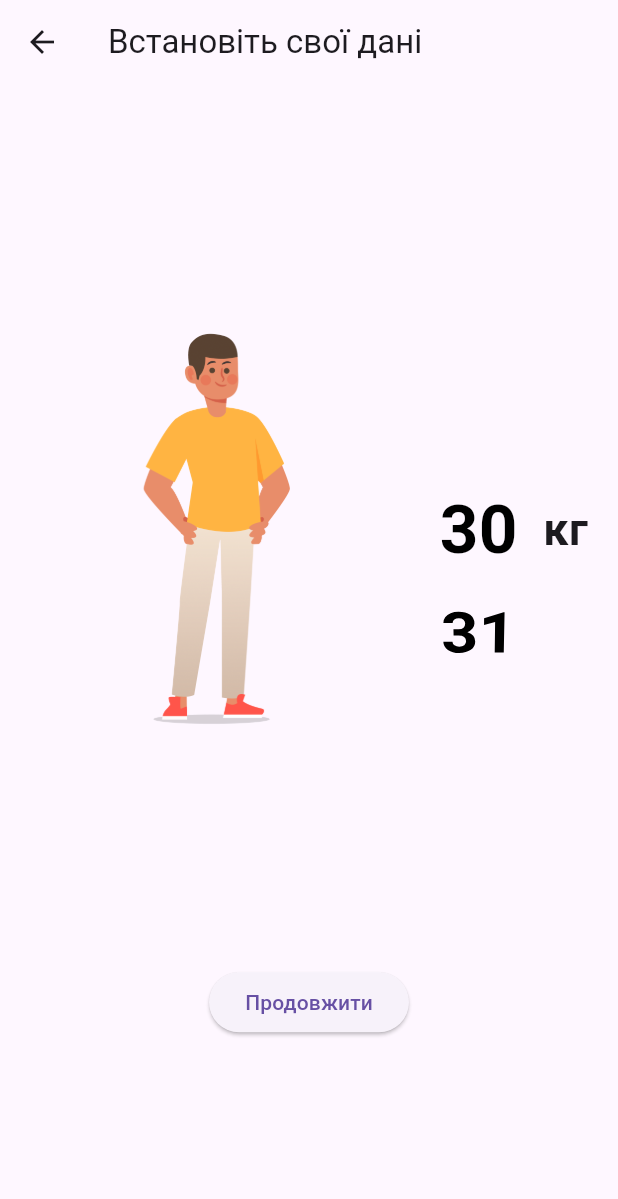
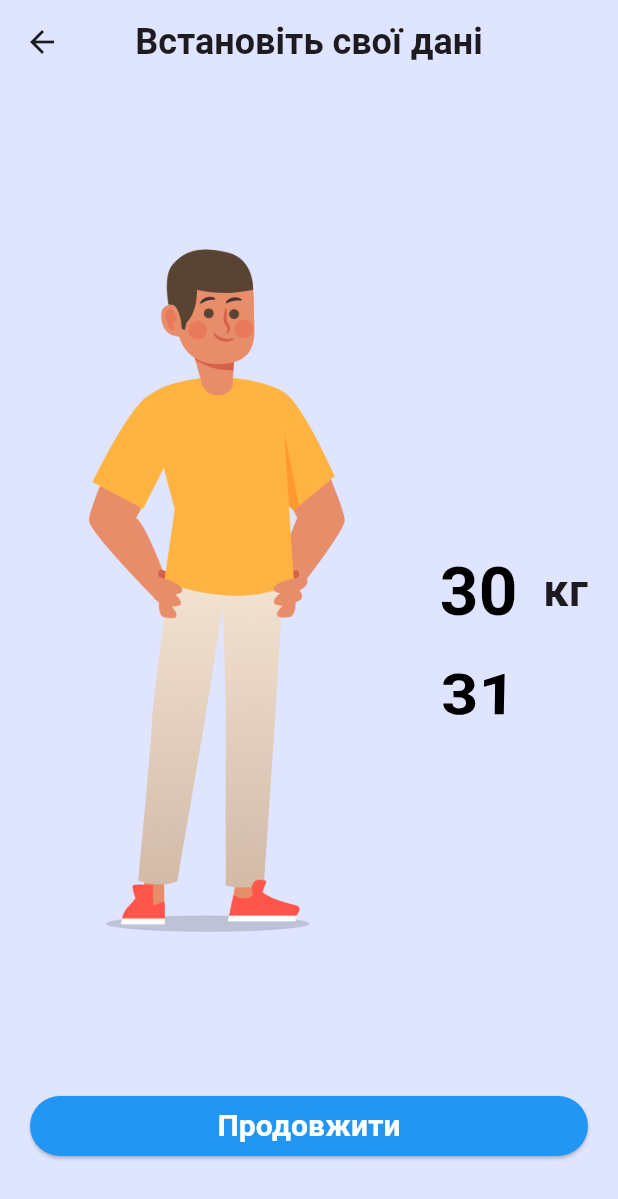
Before and after one commit to ocheresh/DrinkUp, a Flutter app: the UserInfoScreen screen opened by its route, on a phone screen of 412 x 824 dp. Shown: the top 1199 px of the screen. Run offline on Flutter 3.47's test engine with Material 3 defaults, Android fonts, the phone set to English and light mode, and no system bars; our stand-ins replace flutter_riverpod, introduction_screen, shared_preferences; missing offline and left inert: wheel_picker; accounts and stored records are empty.

Commit message:
change design set weight

```diff
--- a/drinkup/lib/screens/user_info_screen.dart
+++ b/drinkup/lib/screens/user_info_screen.dart
@@ -1,3 +1,4 @@
+import 'package:drinkup/constans/app_colors.dart';
 import 'package:flutter/material.dart';
 import 'package:shared_preferences/shared_preferences.dart';
 import 'package:wheel_picker/wheel_picker.dart';
@@ -37,8 +38,22 @@ class _UserInfoScreenState extends State<UserInfoScreen> {
   @override
   Widget build(BuildContext context) {
     return Scaffold(
-      appBar: AppBar(title: const Text("Встановіть свої дані")),
-      body: Padding(
+      appBar: AppBar(
+        title: const Text(
+          "Встановіть свої дані",
+          style: TextStyle(
+            fontSize: 24, // потрібний розмір тексту
+            fontWeight: FontWeight.bold, // за бажанням зробити жирним
+          ),
+          textAlign: TextAlign.center, // текст по середині
+        ),
+        backgroundColor:
+            AppColors.backgroundcolor, // змінюємо колір фону AppBar
+        centerTitle: true, // ще одна опція для центрування на iOS/Android
+      ),
+      body: Container(
+        color: AppColors.backgroundcolor,
+        child: Padding(
           padding: const EdgeInsets.all(5.0),
           child: Column(
             mainAxisAlignment: MainAxisAlignment.spaceEvenly,
@@ -59,7 +74,7 @@ class _UserInfoScreenState extends State<UserInfoScreen> {
                                 : "assets/images/female.png",
                             height:
                                 MediaQuery.of(context).size.height *
-                              0.4, // 40% висоти екрану
+                                0.7, // 40% висоти екрану
                             fit: BoxFit.fitHeight,
                           ),
 
@@ -151,11 +166,29 @@ class _UserInfoScreenState extends State<UserInfoScreen> {
                   // ),
                 ],
               ),
-            ElevatedButton(
+              Padding(
+                padding: const EdgeInsets.only(right: 15, left: 15),
+                child: SizedBox(
+                  width: double.infinity,
+                  child: ElevatedButton(
                     onPressed: _saveData,
-              child: const Text("Продовжити"),
+                    style: ElevatedButton.styleFrom(
+                      backgroundColor: Colors.blue, // колір кнопки
+                      foregroundColor: Colors.white, // колір тексту
+                    ),
+                    child: const Text(
+                      "Продовжити",
+                      style: TextStyle(
+                        fontSize: 20, // потрібний розмір тексту
+                        fontWeight:
+                            FontWeight.bold, // за бажанням зробити жирним
+                      ),
+                    ),
+                  ),
+                ),
               ),
             ],
+          ),
         ),
       ),
     );
```
Lines whose indentation alone changed are shown as unchanged.
